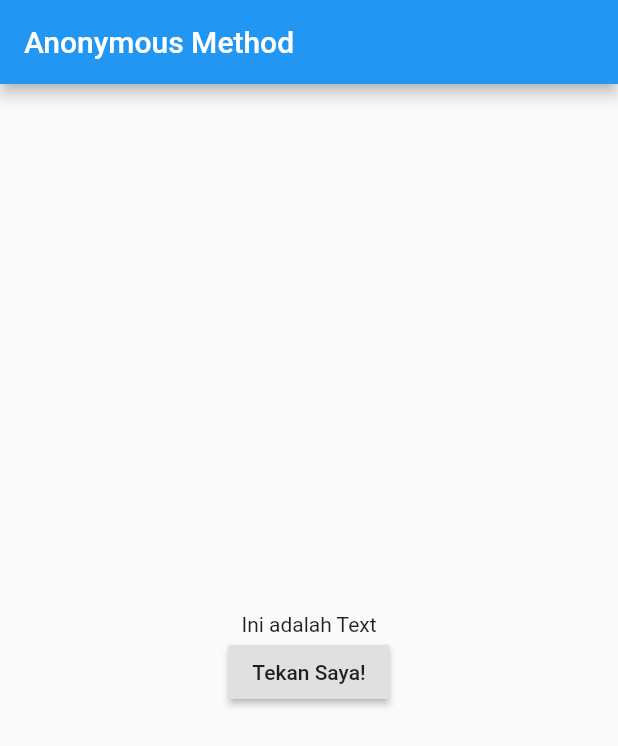
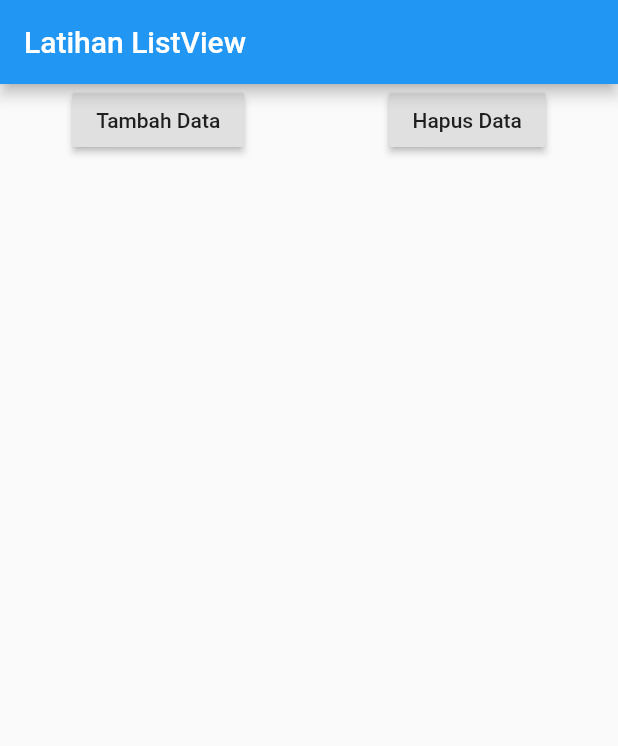
Before and after one commit to pardana/practicar, a Flutter app: the screen it shows after launch, on a phone screen of 412 x 824 dp. Shown: the top 746 px of the screen. Run offline on Flutter 3.47's test engine with Material 2 defaults, Android fonts, the phone set to English and light mode, and no system bars.

Commit message:
List View

```diff
--- a/lib/main.dart
+++ b/lib/main.dart
@@ -1,8 +1,6 @@
 import 'package:flutter/material.dart';
 
-void main() {
-  runApp(new MyApp());
-}
+void main() => runApp(MyApp());
 
 class MyApp extends StatefulWidget {
   @override
@@ -10,30 +8,49 @@ class MyApp extends StatefulWidget {
 }
 
 class _MyAppState extends State<MyApp> {
-  String message = "Ini adalah Text";
+  List<Widget> widgets = [];
+  int counter = 1;
 
   @override
   Widget build(BuildContext context) {
     return MaterialApp(
       home: Scaffold(
         appBar: AppBar(
-          title: Text("Anonymous Method"),
+          title: Text('Latihan ListView'),
         ),
-        body: Center(
-          child: Column(
-            mainAxisAlignment: MainAxisAlignment.center,
+        body: ListView(
           children: <Widget>[
-              Text(message),
+            Row(
+              mainAxisAlignment: MainAxisAlignment.spaceAround,
+              children: <Widget>[
                 RaisedButton(
-                child: Text("Tekan Saya!"),
+                  child: Text("Tambah Data"),
                   onPressed: () {
                     setState(() {
-                    message = "Tombol sudah ditekan!";
+                      widgets.add(Text(
+                        "Data Ke - " + counter.toString(),
+                        style: TextStyle(fontSize: 30),
+                      ));
+                      counter++;
+                    });
+                  },
+                ),
+                RaisedButton(
+                  child: Text("Hapus Data"),
+                  onPressed: () {
+                    setState(() {
+                      widgets.removeLast();
+                      counter--;
                     });
                   },
                 )
               ],
             ),
+            Column(
+              crossAxisAlignment: CrossAxisAlignment.start,
+              children: widgets,
+            )
+          ],
         ),
       ),
     );
```
Lines whose indentation alone changed are shown as unchanged.
